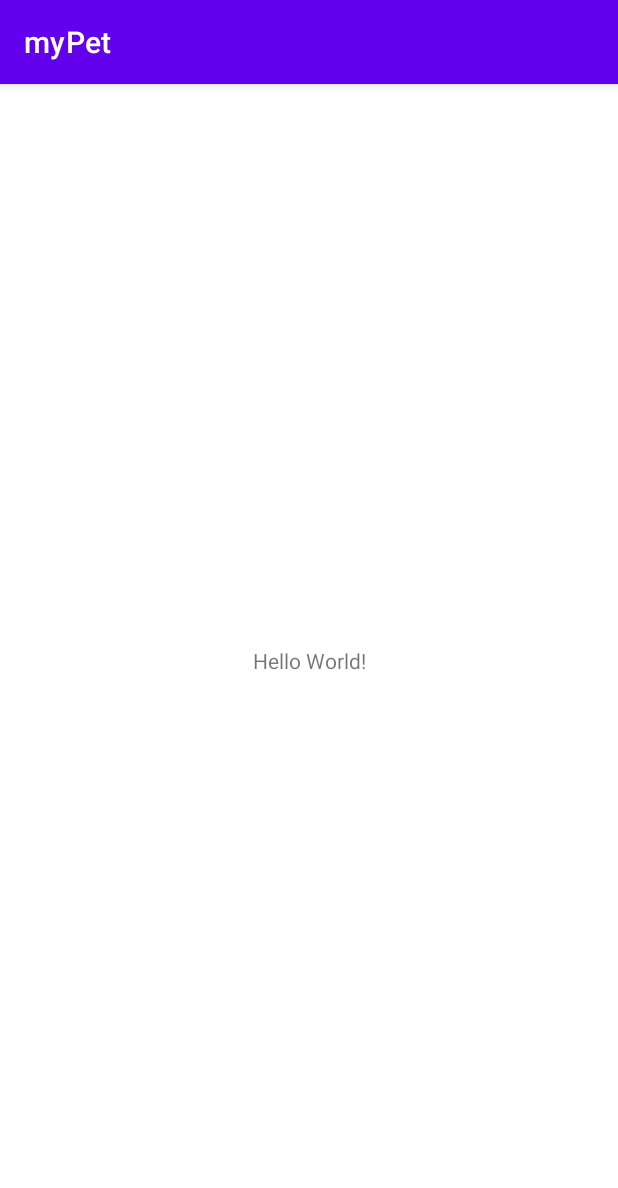
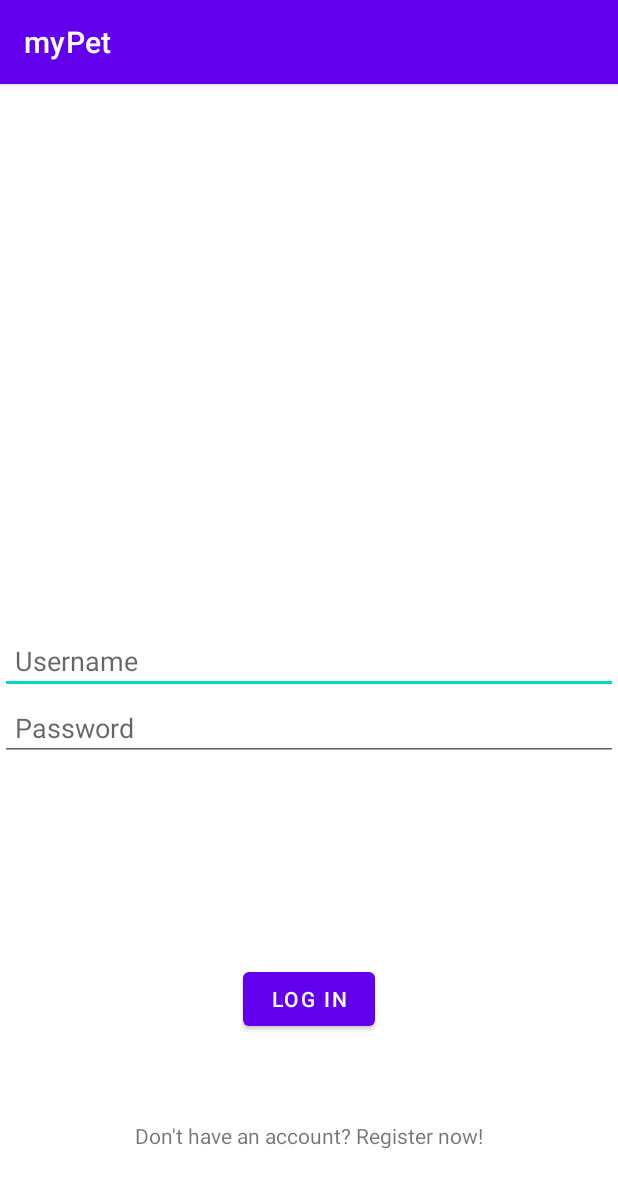
Before and after one commit to gbarkos/myPet-frontend, an Android app: the screen it shows after launch (MainActivity), on a phone screen of 412 x 824 dp. Shown: the top 1188 px of the screen. Run offline under Robolectric (Android 15) with nearby library versions, the light colour scheme and no system bars; our stand-ins replace data binding.

Commit message:
implemented login/register functionallity

```diff
--- a/app/build.gradle
+++ b/app/build.gradle
@@ -40,6 +40,7 @@ dependencies {
     def retrofitVersion = "2.9.0"
     def lifecycle_version = "2.4.0"
     def okHttpInterceptor = "4.9.2"
+    def nav_version = "2.3.5"
 
     implementation 'androidx.core:core-ktx:1.7.0'
     implementation 'androidx.appcompat:appcompat:1.3.1'
@@ -58,4 +59,7 @@ dependencies {
     implementation "androidx.lifecycle:lifecycle-livedata-ktx:$lifecycle_version"
     //HttpInterceptor
     implementation "com.squareup.okhttp3:logging-interceptor:$okHttpInterceptor"
+    //Navigation
+    implementation "androidx.navigation:navigation-fragment-ktx:$nav_version"
+    implementation "androidx.navigation:navigation-ui-ktx:$nav_version"
 }
--- /dev/null
+++ b/app/src/main/java/com/example/mypet/fragments/MainActivity.kt
@@ -0,0 +1,19 @@
+package com.example.mypet.fragments
+
+import androidx.appcompat.app.AppCompatActivity
+import android.os.Bundle
+import com.example.mypet.R
+import com.example.mypet.utils.SharedPreferencesUtil
+
+class MainActivity : AppCompatActivity() {
+    override fun onCreate(savedInstanceState: Bundle?) {
+        super.onCreate(savedInstanceState)
+        setContentView(R.layout.activity_main)
+        SharedPreferencesUtil.init(applicationContext)
+    }
+
+    override fun onDestroy() {
+        super.onDestroy()
+        SharedPreferencesUtil.clearPreferences()
+    }
+}
--- a/app/src/main/java/com/example/mypet/models/requests/UserRegisterPostRequest.kt
+++ b/app/src/main/java/com/example/mypet/models/requests/UserRegisterPostRequest.kt
@@ -5,8 +5,8 @@ data class UserRegisterPostRequest(
     val name : String,
     val surname : String,
     val email : String,
+    val phoneNumber : String,
+    val address : String,
     val password: String,
-    val confirmPassword: String,
-    val phoneNumber : String,
-    val address : String
+    val confirmPassword: String
 )
--- a/app/src/main/java/com/example/mypet/repositories/UserAuthRepository.kt
+++ b/app/src/main/java/com/example/mypet/repositories/UserAuthRepository.kt
@@ -44,7 +44,7 @@ object UserAuthRepository {
         val dataSource = ServiceGenerator
 
         Log.i(TAG, "registerUser: Call is started")
-        val body = UserRegisterPostRequest(username, password, confirmPassword, name, surname, email, phoneNumber, address)
+        val body = UserRegisterPostRequest(username, name, surname, email, phoneNumber, address, password, confirmPassword)
         dataSource.getMyPetApi()
             .registerUser(body)
             .enqueue(object : Callback<UserLoginRegisterPostResponse> {
@@ -73,7 +73,7 @@ object UserAuthRepository {
             })
     }
 
-    fun requestToLogin(username: String,password: String, callback: () ->Unit) {
+     fun requestToLogin(username: String,password: String, callback: () ->Unit) {
         val dataSource = ServiceGenerator
 
         Log.i(TAG, "Login user: Call started")
--- a/app/src/main/java/com/example/mypet/utils/Constants.kt
+++ b/app/src/main/java/com/example/mypet/utils/Constants.kt
@@ -2,7 +2,7 @@ package com.example.mypet.utils
 
 class Constants {
     companion object {
-        private const val BASE_URL = "http://127.0.0.1:3000/";
+        private const val BASE_URL = "http://192.168.1.3:8000/";
         private const val ACCESS_TOKEN = "ACCESS_TOKEN";
     }
 
--- a/app/src/main/res/layout/activity_main.xml
+++ b/app/src/main/res/layout/activity_main.xml
@@ -4,15 +4,29 @@
     xmlns:tools="http://schemas.android.com/tools"
     android:layout_width="match_parent"
     android:layout_height="match_parent"
-    tools:context=".MainActivity">
+    tools:context=".fragments.MainActivity">
 
-    <TextView
-        android:layout_width="wrap_content"
-        android:layout_height="wrap_content"
-        android:text="Hello World!"
+    <FrameLayout
+        android:id="@+id/fragmentContainer"
+        android:layout_width="match_parent"
+        android:layout_height="match_parent"
         app:layout_constraintBottom_toBottomOf="parent"
-        app:layout_constraintLeft_toLeftOf="parent"
-        app:layout_constraintRight_toRightOf="parent"
-        app:layout_constraintTop_toTopOf="parent" />
+        app:layout_constraintEnd_toEndOf="parent"
+        app:layout_constraintHorizontal_bias="0.5"
+        app:layout_constraintStart_toStartOf="parent"
+        app:layout_constraintTop_toTopOf="parent">
+
+        <androidx.fragment.app.FragmentContainerView
+            android:id="@+id/authNavHostFragment"
+            android:name="androidx.navigation.fragment.NavHostFragment"
+            android:layout_width="match_parent"
+            android:layout_height="match_parent"
+            app:defaultNavHost="true"
+            app:navGraph="@navigation/auth_nav_graph">
+
+        </androidx.fragment.app.FragmentContainerView>
+
+
+    </FrameLayout>
 
 </androidx.constraintlayout.widget.ConstraintLayout>
--- a/app/src/main/res/layout/fragment_login_user.xml
+++ b/app/src/main/res/layout/fragment_login_user.xml
@@ -1,6 +1,65 @@
 <?xml version="1.0" encoding="utf-8"?>
+<layout xmlns:app="http://schemas.android.com/apk/res-auto"
+    xmlns:tools="http://schemas.android.com/tools"
+    xmlns:android="http://schemas.android.com/apk/res/android">
+    <data>
+        <variable
+            name="userloginviewmodel"
+            type="com.example.mypet.viewmodels.UserAuthViewModel"/>
+    </data>
 
-<androidx.constraintlayout.widget.ConstraintLayout xmlns:android="http://schemas.android.com/apk/res/android"
-    android:layout_width="match_parent"
-    android:layout_height="match_parent">
-</androidx.constraintlayout.widget.ConstraintLayout>
+    <androidx.constraintlayout.widget.ConstraintLayout
+        android:layout_width="match_parent"
+        android:layout_height="match_parent">
+
+        <EditText
+            android:id="@+id/username"
+            android:layout_width="match_parent"
+            android:layout_height="wrap_content"
+            android:hint="Username"
+            android:paddingStart="10dp"
+            android:paddingTop="10dp"
+            android:paddingEnd="10dp"
+            android:paddingBottom="10dp"
+            android:text="@={userloginviewmodel.username}"
+            app:layout_constraintBottom_toBottomOf="parent"
+            app:layout_constraintEnd_toEndOf="parent"
+            app:layout_constraintStart_toStartOf="parent"
+            app:layout_constraintTop_toTopOf="parent" />
+
+        <EditText
+            android:id="@+id/password"
+            android:layout_width="match_parent"
+            android:layout_height="wrap_content"
+            android:hint="Password"
+            android:paddingStart="10dp"
+            android:paddingTop="10dp"
+            android:paddingEnd="10dp"
+            android:paddingBottom="10dp"
+            android:text="@={userloginviewmodel.password}"
+            android:inputType="textPassword"
+            app:layout_constraintTop_toBottomOf="@+id/username"
+            tools:layout_editor_absoluteX="16dp" />
+
+        <Button
+            android:id="@+id/button"
+            android:layout_width="wrap_content"
+            android:layout_height="wrap_content"
+            android:text="Log in"
+            android:onClick="@{userloginviewmodel::onLoginButtonClick}"
+            app:layout_constraintBottom_toBottomOf="parent"
+            app:layout_constraintEnd_toEndOf="parent"
+            app:layout_constraintStart_toStartOf="parent"
+            app:layout_constraintTop_toBottomOf="@+id/password" />
+
+        <TextView
+            android:id="@+id/textViewGoToRegister"
+            android:layout_width="wrap_content"
+            android:layout_height="wrap_content"
+            android:text="Don't have an account? Register now!"
+            app:layout_constraintBottom_toBottomOf="parent"
+            app:layout_constraintEnd_toEndOf="parent"
+            app:layout_constraintStart_toStartOf="parent"
+            app:layout_constraintTop_toBottomOf="@+id/button" />
+    </androidx.constraintlayout.widget.ConstraintLayout>
+</layout>
--- /dev/null
+++ b/app/src/main/res/navigation/auth_nav_graph.xml
@@ -0,0 +1,23 @@
+<?xml version="1.0" encoding="utf-8"?>
+<navigation xmlns:android="http://schemas.android.com/apk/res/android"
+    xmlns:app="http://schemas.android.com/apk/res-auto"
+    android:id="@+id/auth_nav_graph.xml"
+    app:startDestination="@id/userLoginFragment">
+
+    <fragment
+        android:id="@+id/userLoginFragment"
+        android:name="com.example.mypet.fragments.UserLoginFragment"
+        android:label="UserLoginFragment" >
+        <action
+            android:id="@+id/action_userLoginFragment_to_userRegisterFragment"
+            app:destination="@id/userRegisterFragment" />
+    </fragment>
+    <fragment
+        android:id="@+id/userRegisterFragment"
+        android:name="com.example.mypet.fragments.UserRegisterFragment"
+        android:label="UserRegisterFragment" >
+        <action
+            android:id="@+id/action_userRegisterFragment_to_userLoginFragment"
+            app:destination="@id/userLoginFragment" />
+    </fragment>
+</navigation>
```
Also changed, not shown: app/src/main/AndroidManifest.xml (+8 -2 lines), app/src/main/java/com/example/mypet/MainActivity.kt (deleted, +0 -11 lines), app/src/main/java/com/example/mypet/fragments/UserLoginFragment.kt (+44 -3 lines), app/src/main/java/com/example/mypet/fragments/UserRegisterFragment.kt (added, +113 -0 lines), app/src/main/java/com/example/mypet/utils/Validator.kt (+10 -10 lines), app/src/main/java/com/example/mypet/viewmodels/UserAuthViewModel.kt (+54 -12 lines), app/src/main/res/layout/fragment_register_user.xml (added, +197 -0 lines), app/src/main/res/values/strings.xml (+10 -0 lines).
